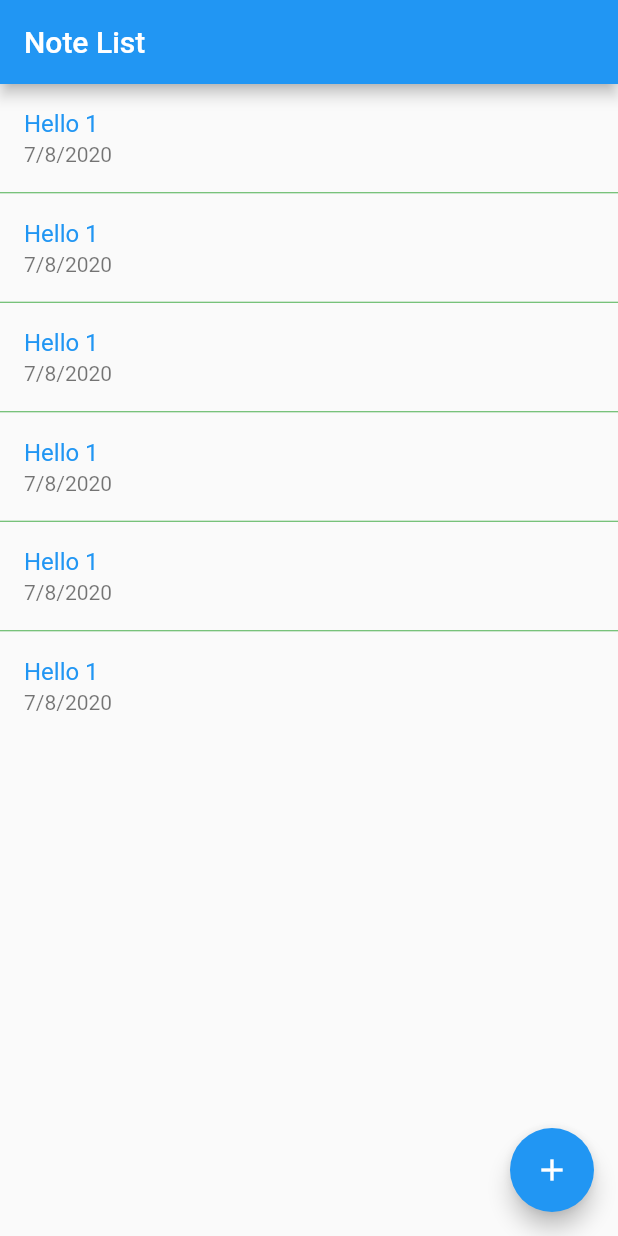
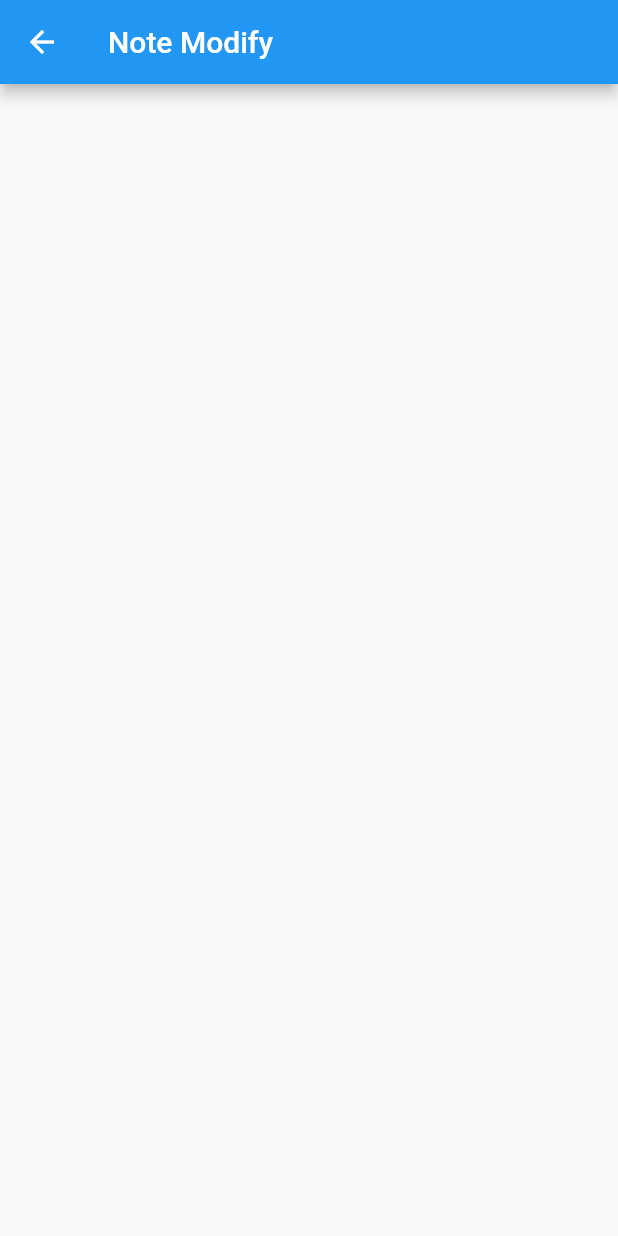
Before and after one commit to pavelsust/flutter_rest_api_example, a Flutter app: the screen it shows after launch, after a tap on the "add" icon, on a phone screen of 412 x 824 dp. Run offline on Flutter 3.47's test engine with Material 2 defaults, Android fonts, the phone set to English and light mode, and no system bars.

Commit message:
node modify added

```diff
--- a/lib/layout/NoteList.dart
+++ b/lib/layout/NoteList.dart
@@ -1,11 +1,10 @@
 import 'package:flutter/material.dart';
 
 import 'package:flutter/cupertino.dart';
+import 'package:flutter_rest_api_example/layout/NoteModify.dart';
 import 'package:flutter_rest_api_example/models/NoteForListing.dart';
 
 class NoteList extends StatelessWidget {
-
-
   final note = [
     new NoteForListing('1', 'Hello 1', DateTime.now(), DateTime.now()),
     new NoteForListing('1', 'Hello 1', DateTime.now(), DateTime.now()),
@@ -15,7 +14,6 @@ class NoteList extends StatelessWidget {
     new NoteForListing('1', 'Hello 1', DateTime.now(), DateTime.now()),
   ];
 
-
   @override
   Widget build(BuildContext context) {
     return Scaffold(
@@ -23,7 +21,10 @@ class NoteList extends StatelessWidget {
           title: Text('Note List'),
         ),
         floatingActionButton: FloatingActionButton(
-          onPressed: () {},
+          onPressed: () {
+            Navigator.push(
+                context, MaterialPageRoute(builder: (context) => NoteModify()));
+          },
           child: Icon(Icons.add),
         ),
         body: ListView.separated(
@@ -33,9 +34,8 @@ class NoteList extends StatelessWidget {
                   note[position].noteTitle,
                   style: TextStyle(color: Theme.of(context).primaryColor),
                 ),
-                subtitle: Text(
-                  '${formateDateTime(note[position].lastEditDateTime)}'
-                ),
+                subtitle:
+                    Text('${formateDateTime(note[position].lastEditDateTime)}'),
               );
             },
             separatorBuilder: (_, __) => Divider(
@@ -45,7 +45,7 @@ class NoteList extends StatelessWidget {
             itemCount: note.length));
   }
 
-  String formateDateTime(var dateTime){
+  String formateDateTime(var dateTime) {
     return '${dateTime.day}/${dateTime.month}/${dateTime.year}';
   }
 }
--- /dev/null
+++ b/lib/layout/NoteModify.dart
@@ -0,0 +1,18 @@
+import 'package:flutter/material.dart';
+
+class NoteModify extends StatelessWidget {
+
+  @override
+  Widget build(BuildContext context) {
+    return Scaffold(
+      appBar: AppBar(
+        title: Text(
+          'Note Modify'
+        ),
+      ),
+      body: Container(
+
+      ),
+    );
+  }
+}
```
